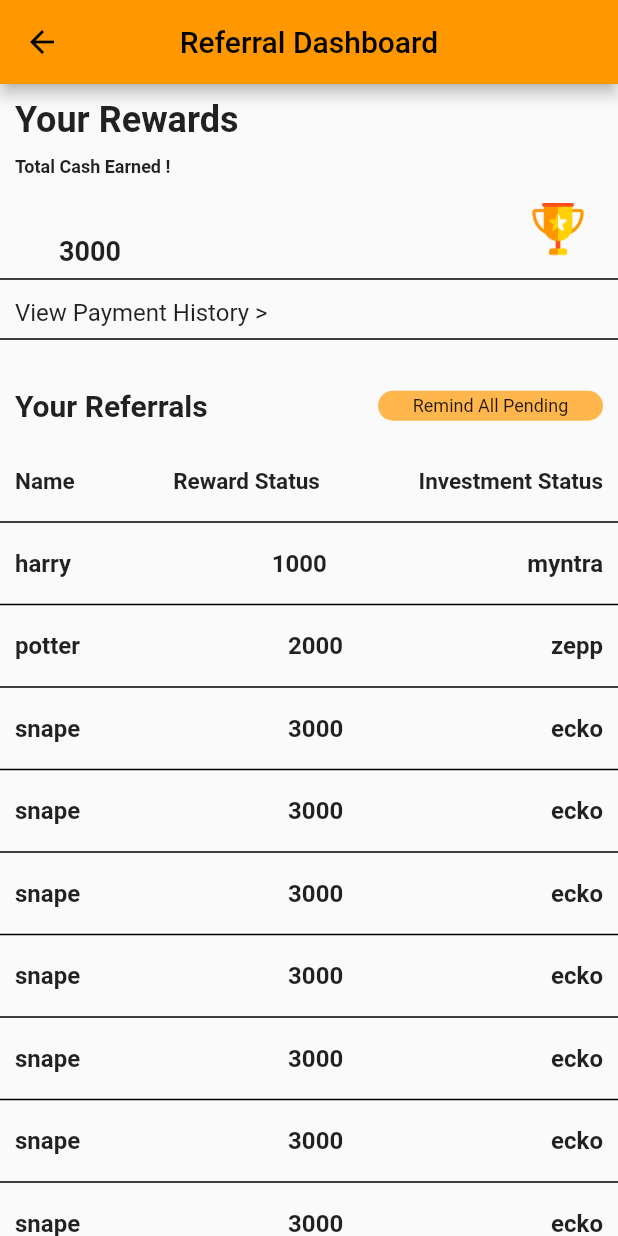
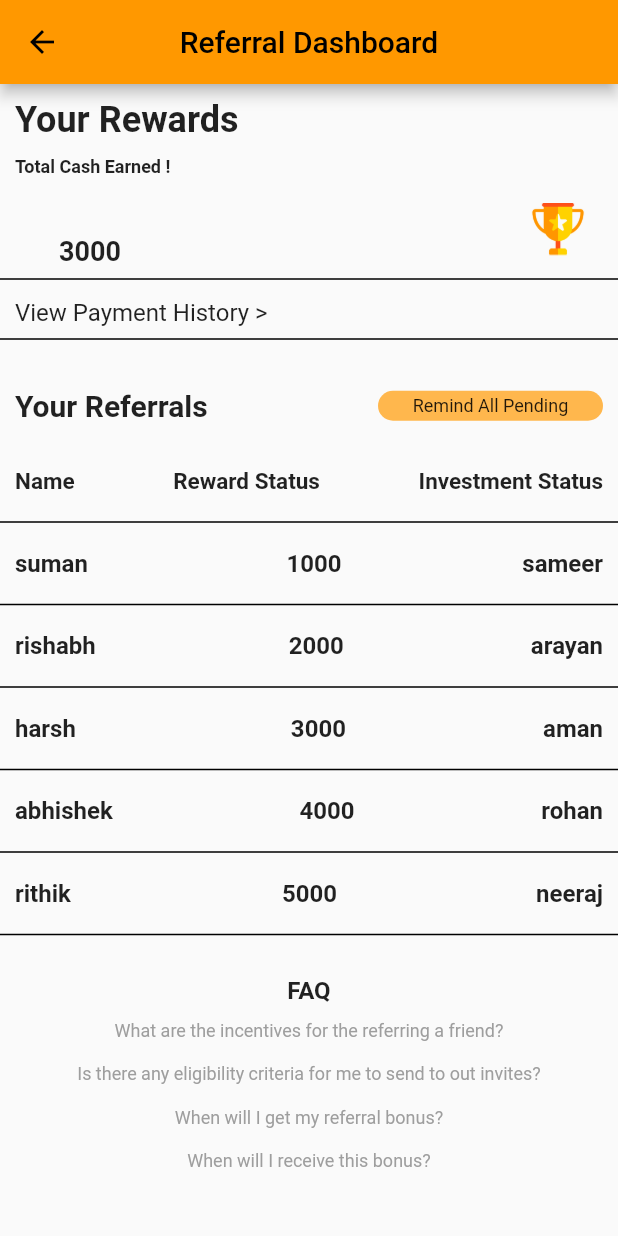
Before and after one commit to shubhamshree2001/btask, a Flutter app: the ReferralDashboard screen opened directly, on a phone screen of 412 x 824 dp. Run offline on Flutter 3.47's test engine with Material 2 defaults, Android fonts, the phone set to English and light mode, and no system bars; our stand-ins replace firebase_auth, firebase_core, firebase_dynamic_links, google_fonts, share; accounts and stored records are empty.

Commit message:
second commit

```diff
--- a/lib/screens/refferal_dashboard.dart
+++ b/lib/screens/refferal_dashboard.dart
@@ -81,7 +81,7 @@ class _ReferralDashboardState extends State<ReferralDashboard> {
                       alignment: Alignment.bottomCenter,
                       width: 100,
                       child: Text(
-                       "${cashEarned()}",
+                        "${cashEarned()}",
                         style: TextStyle(
                             fontSize: 18, fontWeight: FontWeight.bold),
                       ),
@@ -184,22 +184,11 @@ class _ReferralDashboardState extends State<ReferralDashboard> {
               thickness: 1,
               color: Colors.black,
             ),
-            referalUsers("harry", 1000, "myntra"),
-            referalUsers("potter", 2000, "zepp"),
-            referalUsers("snape", 3000, "ecko"),
-            referalUsers("snape", 3000, "ecko"),
-            referalUsers("snape", 3000, "ecko"),
-            referalUsers("snape", 3000, "ecko"),
-            referalUsers("snape", 3000, "ecko"),
-            referalUsers("snape", 3000, "ecko"),
-            referalUsers("snape", 3000, "ecko"),
-            referalUsers("snape", 3000, "ecko"),
-            referalUsers("snape", 3000, "ecko"),
-            referalUsers("snape", 3000, "ecko"),
-            referalUsers("snape", 3000, "ecko"),
-            referalUsers("snape", 3000, "ecko"),
-            referalUsers("snape", 3000, "ecko"),
-
+            referalUsers("suman   ", 1000, "sameer"),
+            referalUsers("rishabh ", 2000, "arayan"),
+            referalUsers("harsh   ", 3000, "aman"),
+            referalUsers("abhishek", 4000, "rohan"),
+            referalUsers("rithik  ", 5000, "neeraj"),
             SizedBox(
               height: 20,
             ),
@@ -212,7 +201,7 @@ class _ReferralDashboardState extends State<ReferralDashboard> {
 
   bottomPart() {
     return Container(
-     alignment: Alignment.center,
+      alignment: Alignment.center,
       child: Column(
         crossAxisAlignment: CrossAxisAlignment.center,
         mainAxisAlignment: MainAxisAlignment.center,
@@ -261,7 +250,6 @@ class _ReferralDashboardState extends State<ReferralDashboard> {
   }
 
   referalUsers(String name, int num, String status) {
-
     return Column(
       crossAxisAlignment: CrossAxisAlignment.start,
       children: [
```
Also changed, not shown: img/Screenshot_20220428_172335_com.example.bhivetask.jpg (added), img/Screenshot_20220428_172839_com.example.bhivetask.jpg (added), img/Screenshot_20220428_172849_android.jpg (added), img/Screenshot_20220428_174201_com.example.bhivetask.jpg (added), img/Screenshot_20220428_174229_com.example.bhivetask.jpg (added), img/Screenshot_20220428_174244_com.example.bhivetask.jpg (added), img/Screenshot_20220429_195737_com.example.bhivetask.jpg (added).
